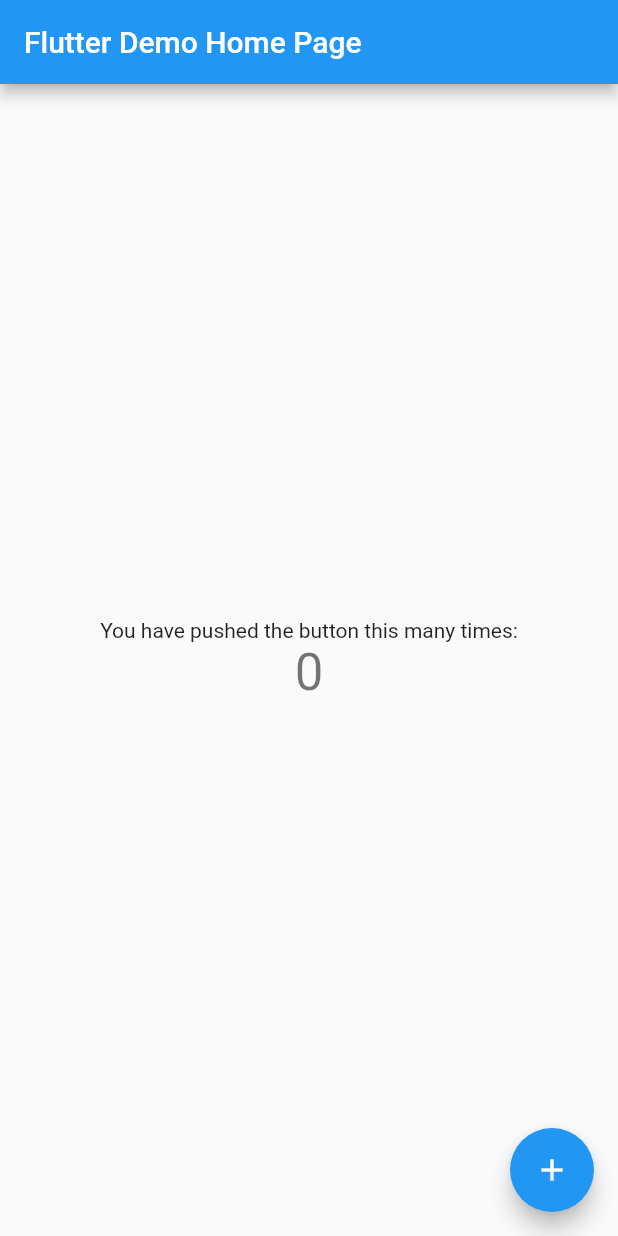
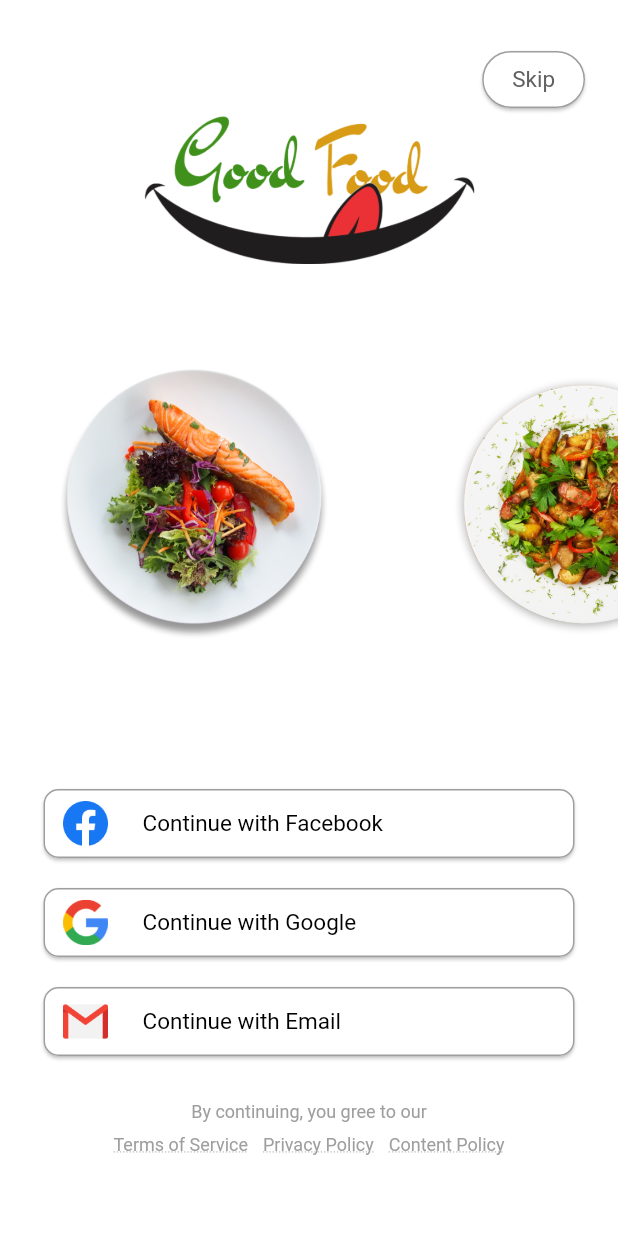
Before and after one commit to ShanmugarajMuthukani/GoodFoodFlutterApp, a Flutter app: the screen it shows after launch, on a phone screen of 412 x 824 dp. Run offline on Flutter 3.47's test engine with Material 2 defaults, Android fonts, the phone set to English and light mode, and no system bars; missing offline and left inert: marquee_widget; statements that could not run were skipped.

Commit message:
Fixed : App Starting First Screen UI #1

```diff
--- a/goodfood_flutter_app/lib/main.dart
+++ b/goodfood_flutter_app/lib/main.dart
@@ -1,4 +1,6 @@
 import 'package:flutter/material.dart';
+
+import 'ui/routes/AppStartFirstScreenRoute.dart';
 
 void main() => runApp(MyApp());
 
@@ -7,7 +9,8 @@ class MyApp extends StatelessWidget {
   @override
   Widget build(BuildContext context) {
     return MaterialApp(
-      title: 'Flutter Demo',
+      debugShowCheckedModeBanner:false,
+      title: 'Good Food',
       theme: ThemeData(
         // This is the theme of your application.
         //
@@ -20,7 +23,7 @@ class MyApp extends StatelessWidget {
         // is not restarted.
         primarySwatch: Colors.blue,
       ),
-      home: MyHomePage(title: 'Flutter Demo Home Page'),
+      home: AppStartFirstScreenRoute(),
     );
   }
 }
--- /dev/null
+++ b/goodfood_flutter_app/lib/ui/routes/AppStartFirstScreenRoute.dart
@@ -0,0 +1,209 @@
+import 'dart:async';
+
+import 'package:flutter/material.dart';
+import 'package:marquee_widget/marquee_widget.dart';
+
+class AppStartFirstScreenRoute extends StatefulWidget {
+  @override
+  _AppStartFirstScreenRouteState createState() =>
+      _AppStartFirstScreenRouteState();
+}
+
+class _AppStartFirstScreenRouteState extends State<AppStartFirstScreenRoute> {
+  List<String> foodItems = List();
+  ScrollController _controller;
+
+  @override
+  void initState() {
+    _controller = ScrollController();
+    setState(() {
+      foodItems.add("1.png");
+      foodItems.add("2.png");
+      foodItems.add("3.png");
+      foodItems.add("4.png");
+      foodItems.add("5.png");
+    });
+    super.initState();
+  }
+
+  @override
+  Widget build(BuildContext context) {
+    Timer(Duration(milliseconds: 1), () =>
+        _controller.animateTo(_controller.position.maxScrollExtent));
+    return Scaffold(
+      backgroundColor: Colors.white,
+      body: ListView(
+        children: <Widget>[
+          SizedBox(
+            height: 30.0,
+          ),
+
+          ///Skip Icon
+          Padding(
+            padding: const EdgeInsets.only(right: 18.0),
+            child: Align(
+              alignment: Alignment.topRight,
+              child: Card(
+                color: Colors.white,
+                shape: RoundedRectangleBorder(
+                    borderRadius: new BorderRadius.circular(25.0),
+                    side: BorderSide(color: Colors.grey)),
+                child: Padding(
+                  padding: const EdgeInsets.only(
+                      top: 10.0, bottom: 10.0, left: 20.0, right: 20.0),
+                  child: Text(
+                    "Skip",
+                    style: TextStyle(
+                      color: Colors.grey[700],
+                      fontSize: 15.0,
+                    ),
+                  ),
+                ),
+              ),
+            ),
+          ),
+
+          ///Logo
+          Padding(
+            padding: const EdgeInsets.only(
+                top: 0.0, bottom: 70.0, left: 10.0, right: 10.0),
+            child: SizedBox(width: 160,
+                height: 100,
+                child: Image.asset("assets/images/GoodFoodLogo.png")),
+          ),
+
+
+          /*///Marquee Food Items
+          SizedBox(
+            height: 180,
+            child: Marquee(
+                textDirection: TextDirection.ltr,
+                directionMarguee: DirectionMarguee.TwoDirection,
+                child: Container(height: 180,
+                  child: Column(
+                    children: <Widget>[
+                      Padding(
+                        padding: const EdgeInsets.only(left: 40.0, right: 40.0),
+                        child: Image.asset("assets/images/1.png"),
+                      ),
+                      Padding(
+                        padding: const EdgeInsets.only(left: 40.0, right: 40.0),
+                        child: Image.asset("assets/images/1.png"),
+                      ),
+                      Padding(
+                        padding: const EdgeInsets.only(left: 40.0, right: 40.0),
+                        child: Image.asset("assets/images/1.png"),
+                      ),
+                      Padding(
+                        padding: const EdgeInsets.only(left: 40.0, right: 40.0),
+                        child: Image.asset("assets/images/1.png"),
+                      )
+
+                    ],
+                  ),
+                )),
+          ),*/
+
+          ///Food Items
+          SizedBox(
+            height: 180,
+            child: ListView.builder(
+              controller: _controller,
+              scrollDirection: Axis.horizontal,
+              itemCount: foodItems.length,
+              itemBuilder: (BuildContext context, int index) {
+                return Padding(
+                  padding: const EdgeInsets.only(left: 40.0, right: 40.0),
+                  child: Image.asset("assets/images/${foodItems[index]}"),
+                );
+              },
+            ),
+          ),
+
+          SizedBox(
+            height: 90.0,
+          ),
+
+          ///Social Login's
+          Column(
+            children: <Widget>[
+              _socialProfileLogin("faceBookIcon.png", "Continue with Facebook"),
+              _socialProfileLogin("googleIcon.png", "Continue with Google"),
+              _socialProfileLogin("emailIcon.png", "Continue with Email"),
+            ],
+          ),
+
+          ///Terms of service
+          Center(
+            child: Padding(
+              padding: const EdgeInsets.only(top: 20.0, bottom: 8.0),
+              child: Text("By continuing, you gree to our",
+                style: TextStyle(color: Colors.grey, fontSize: 12.0),),
+            ),
+          ),
+
+          Row(
+            crossAxisAlignment: CrossAxisAlignment.center,
+            mainAxisAlignment: MainAxisAlignment.center,
+            children: <Widget>[
+              Text("Terms of Service",
+                style: TextStyle(decoration: TextDecoration.underline,
+                    decorationStyle: TextDecorationStyle.dotted,
+                    color: Colors.grey,
+                    fontSize: 12.0),),
+              Container(width: 10.0,),
+              Text("Privacy Policy",
+                style: TextStyle(decoration: TextDecoration.underline,
+                    decorationStyle: TextDecorationStyle.dotted,
+                    color: Colors.grey,
+                    fontSize: 12.0),),
+              Container(width: 10.0,),
+              Text("Content Policy",
+                style: TextStyle(decoration: TextDecoration.underline,
+                    decorationStyle: TextDecorationStyle.dotted,
+                    color: Colors.grey,
+                    fontSize: 12.0),),
+            ],
+          ),
+
+          SizedBox(
+            height: 30.0,
+          ),
+        ],
+      ),
+    );
+  }
+
+  Widget _socialProfileLogin(String socialProfileImage, String content) {
+    return Padding(
+      padding: const EdgeInsets.only(
+          top: 6.0, left: 25.0, right: 25.0, bottom: 6.0),
+      child: Card(
+        color: Colors.white,
+        shape: RoundedRectangleBorder(
+            borderRadius: new BorderRadius.circular(10.0),
+            side: BorderSide(color: Colors.grey)),
+        child: Row(
+          mainAxisAlignment: MainAxisAlignment.start,
+          children: <Widget>[
+            Container(width: 5,),
+            Padding(
+              padding: const EdgeInsets.all(8.0),
+              child: SizedBox(width: 30,
+                  height: 30,
+                  child: Image.asset("assets/images/$socialProfileImage")),
+            ),
+            Container(width: 15,),
+            Text(
+              content,
+              style: TextStyle(
+                color: Colors.black,
+                fontSize: 15.0,
+              ),
+            ),
+          ],
+        ),
+      ),
+    );
+  }
+}
```
Also changed, not shown: goodfood_flutter_app/pubspec.yaml (+7 -0 lines), goodfood_flutter_app/assets/images/1.png (added), goodfood_flutter_app/assets/images/2.png (added), goodfood_flutter_app/assets/images/3.png (added), goodfood_flutter_app/assets/images/4.png (added), goodfood_flutter_app/assets/images/5.png (added), goodfood_flutter_app/assets/images/GoodFoodLogo.png (added), goodfood_flutter_app/assets/images/emailIcon.png (added), goodfood_flutter_app/assets/images/faceBookIcon.png (added), goodfood_flutter_app/assets/images/googleIcon.png (added), goodfood_flutter_app/pubspec.lock.
